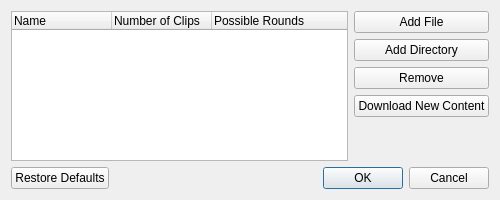
The window that ui/clips.ui (tdauth/gustavsfairyland) describes before a commit, drawn with Qt 5.
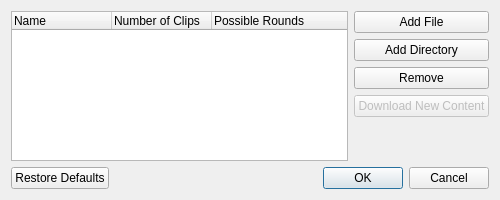
The same window after the commit.

What changed in the file:
```diff
--- a/ui/clips.ui
+++ b/ui/clips.ui
@@ -57,7 +57,10 @@
       </widget>
      </item>
      <item>
-      <widget class="QPushButton" name="pushButton_2">
+      <widget class="QPushButton" name="downloadPushButton">
+       <property name="enabled">
+        <bool>false</bool>
+       </property>
        <property name="text">
         <string>Download New Content</string>
        </property>
```
